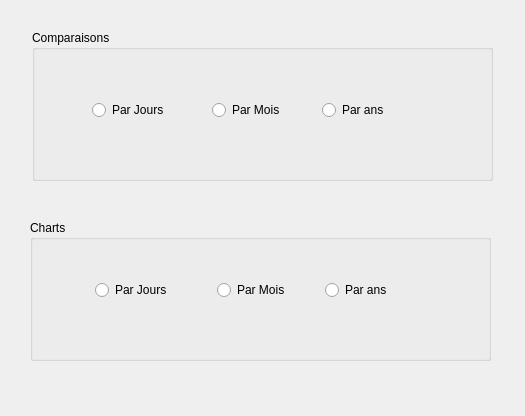
This is Mouadhromdhane/autres.ui in ZghalYoussef97/Sixpack- as Qt 5 draws it before an edit. The edited form follows.
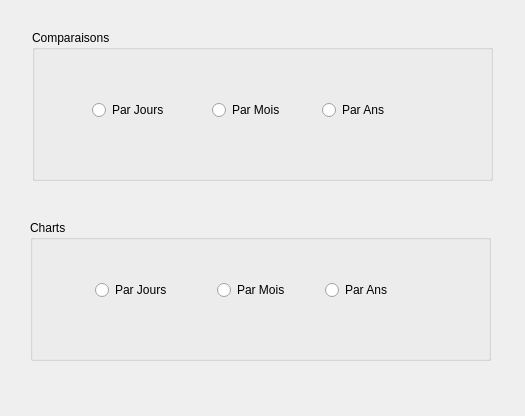
This is the edited form.

Diff of the .ui file:
```diff
--- a/Mouadhromdhane/autres.ui
+++ b/Mouadhromdhane/autres.ui
@@ -48,7 +48,7 @@
      </rect>
     </property>
     <property name="text">
-     <string>Par ans</string>
+     <string>Par Ans</string>
     </property>
    </widget>
    <widget class="QRadioButton" name="radioButton_12">
@@ -87,7 +87,7 @@
      </rect>
     </property>
     <property name="text">
-     <string>Par ans</string>
+     <string>Par Ans</string>
     </property>
    </widget>
    <widget class="QRadioButton" name="radioButton_3">
```
